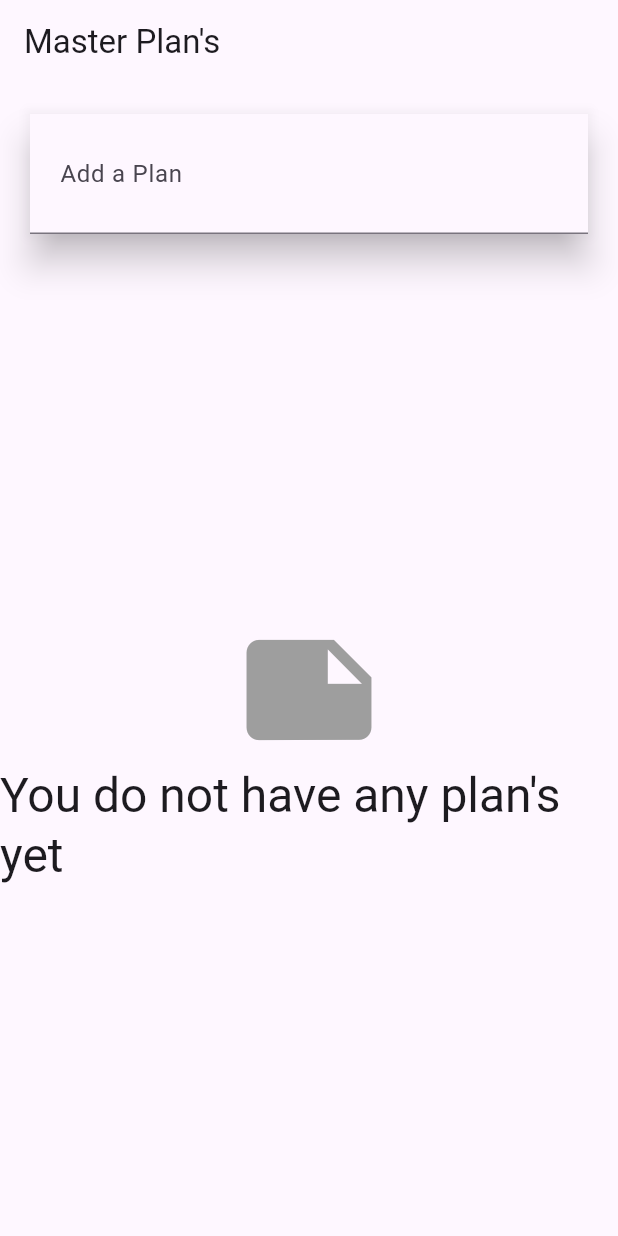
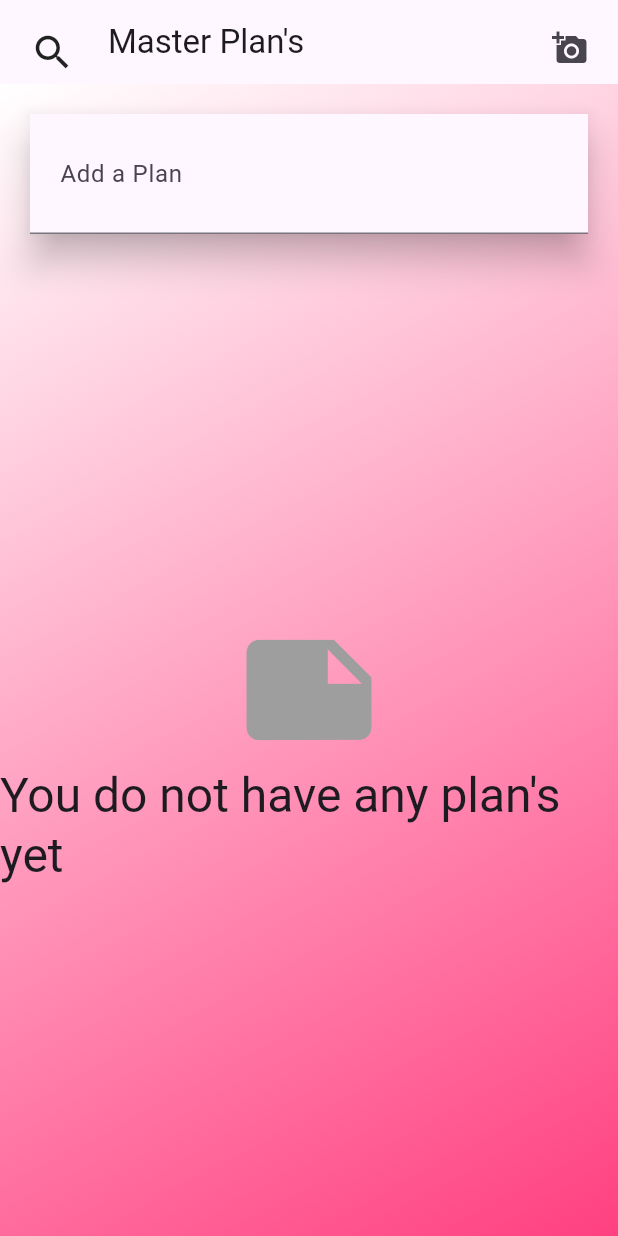
Before and after one commit to DeepakKumarBehera03/ToDo_List, a Flutter app: the screen it shows after launch, on a phone screen of 412 x 824 dp. Run offline on Flutter 3.47's test engine with Material 3 defaults, Android fonts, the phone set to English and light mode, and no system bars.

Commit message:
Designing an n-tier architecture part-3(service)

```diff
--- a/lib/models/plan.dart
+++ b/lib/models/plan.dart
@@ -1,8 +1,13 @@
 import 'package:master_plan/models/task.dart';
+
+import '../repositories/repository.dart';
 
 class Plan{
   String name = "";
+  final int? id;
   final List<Task> tasks = [];
+
+  Plan({this.id, this.name = ""});
 
   int get completeCount => tasks
       .where((element) => element.complete)
@@ -10,4 +15,15 @@ class Plan{
 
   String get completenessMessage =>
       "$completeCount out of ${tasks.length} tasks";
+
+  Plan.fromModel(Model model)
+  :id = model.id,
+  name = model.data['task']
+  ?.map<Task>((task) => Task.fromModel(task))
+  ?.toString() ?? <Task>[].toString();
+
+  Model toModel() => Model(id: id!,data: {
+    'name':name,
+    'tasks':tasks.map((e) => e.toModel()).toList()
+  });
 }
--- a/lib/models/task.dart
+++ b/lib/models/task.dart
@@ -1,9 +1,22 @@
+import '../repositories/repository.dart';
+
 class Task{
   String description;
   bool complete;
+  final int id;
 
   Task({
     this.description = "",
-    this.complete = false
+    this.complete = false,
+    required this.id,
+  });
+  Task.fromModel(Model model)
+  :id = model.id,
+  description = model.data['description'],
+  complete = model.data['complete'];
+
+  Model toModel() => Model(id : id, data: {
+    'description':description,
+    'complete':complete
   });
 }
--- a/lib/plan_provider.dart
+++ b/lib/plan_provider.dart
@@ -1,13 +1,11 @@
 import 'package:flutter/material.dart';
 import 'package:master_plan/controllers/plan_controller.dart';
-import 'package:master_plan/models/plan.dart';
 
 class PlanProvider extends InheritedWidget {
   PlanProvider({
     super.key,
     required Widget child,
   }) : super(child: child);
-  final _plans = <Plan>[];
   final _controller = PlanController();
 
   static PlanController of(BuildContext context) {
--- a/lib/views/plan_creater_screen.dart
+++ b/lib/views/plan_creater_screen.dart
@@ -18,12 +18,39 @@ class _PlanCreaterScreenState extends State<PlanCreaterScreen> {
     return Scaffold(
       appBar: AppBar(
         title: const Text("Master Plan's"),
+        leading: const Padding(
+          padding: EdgeInsets.all(20),
+          child: Icon(
+            Icons.search,
+            size: 30,
+            color: Colors.black87,
+          ),
+        ),
+        actions: const [
+          Padding(
+            padding:  EdgeInsets.all(20.0),
+            child: Icon(Icons.add_a_photo),
+          )
+        ],
       ),
-      body: Column(
-        children: [
-            _buildListCreater(),
-          Expanded(child: _buildMasterPlans()),
-        ],
+      body: Container(
+        decoration: const BoxDecoration(
+          gradient: LinearGradient(
+            colors: [
+              Colors.white,
+              Colors.pinkAccent,
+            ],
+            begin: Alignment.topLeft,
+            end: Alignment.bottomRight
+          ),
+
+        ),
+        child: Column(
+          children: [
+              _buildListCreater(),
+            Expanded(child: _buildMasterPlans()),
+          ],
+        ),
       ),
     );
   }
```
Also changed, not shown: lib/controllers/plan_controller.dart (+12 -9 lines), lib/services/plan_services.dart (added, +39 -0 lines), lib/views/plan_screen.dart (+10 -3 lines), 1 other file.
